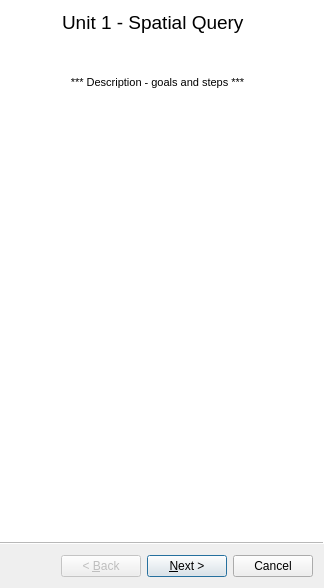
Above: unit_1_wizard.ui from Charlotteg/QGISforSchools before the change. Below: the same form after it.
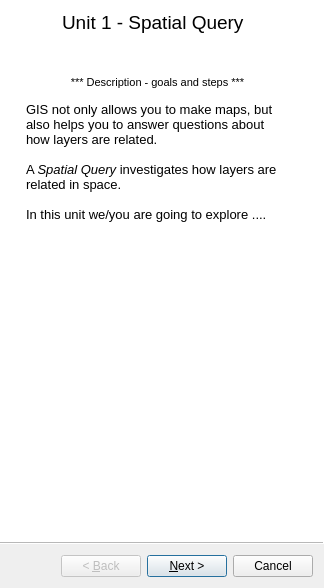
That is the form after the change.

```diff
--- a/unit_1_wizard.ui
+++ b/unit_1_wizard.ui
@@ -67,7 +67,13 @@
 &lt;html&gt;&lt;head&gt;&lt;meta name=&quot;qrichtext&quot; content=&quot;1&quot; /&gt;&lt;style type=&quot;text/css&quot;&gt;
 p, li { white-space: pre-wrap; }
 &lt;/style&gt;&lt;/head&gt;&lt;body style=&quot; font-family:'MS Shell Dlg 2'; font-size:8.25pt; font-weight:400; font-style:normal;&quot;&gt;
-&lt;p align=&quot;center&quot; style=&quot; margin-top:0px; margin-bottom:0px; margin-left:0px; margin-right:0px; -qt-block-indent:0; text-indent:0px;&quot;&gt;&lt;span style=&quot; font-size:8pt;&quot;&gt;*** Description - goals and steps ***&lt;/span&gt;&lt;/p&gt;&lt;/body&gt;&lt;/html&gt;</string>
+&lt;p align=&quot;center&quot; style=&quot; margin-top:0px; margin-bottom:0px; margin-left:0px; margin-right:0px; -qt-block-indent:0; text-indent:0px;&quot;&gt;&lt;span style=&quot; font-size:8pt;&quot;&gt;*** Description - goals and steps ***&lt;/span&gt;&lt;/p&gt;
+&lt;p align=&quot;center&quot; style=&quot;-qt-paragraph-type:empty; margin-top:0px; margin-bottom:0px; margin-left:0px; margin-right:0px; -qt-block-indent:0; text-indent:0px; font-size:8pt;&quot;&gt;&lt;br /&gt;&lt;/p&gt;
+&lt;p style=&quot; margin-top:0px; margin-bottom:0px; margin-left:0px; margin-right:0px; -qt-block-indent:0; text-indent:0px;&quot;&gt;&lt;span style=&quot; font-size:10pt;&quot;&gt;GIS not only allows you to make maps, but also helps you to answer questions about how layers are related. &lt;/span&gt;&lt;/p&gt;
+&lt;p style=&quot;-qt-paragraph-type:empty; margin-top:0px; margin-bottom:0px; margin-left:0px; margin-right:0px; -qt-block-indent:0; text-indent:0px; font-size:10pt;&quot;&gt;&lt;br /&gt;&lt;/p&gt;
+&lt;p style=&quot; margin-top:0px; margin-bottom:0px; margin-left:0px; margin-right:0px; -qt-block-indent:0; text-indent:0px;&quot;&gt;&lt;span style=&quot; font-size:10pt;&quot;&gt;A &lt;/span&gt;&lt;span style=&quot; font-size:10pt; font-style:italic;&quot;&gt;Spatial Query&lt;/span&gt;&lt;span style=&quot; font-size:10pt;&quot;&gt; investigates how layers are related in space. &lt;/span&gt;&lt;/p&gt;
+&lt;p style=&quot;-qt-paragraph-type:empty; margin-top:0px; margin-bottom:0px; margin-left:0px; margin-right:0px; -qt-block-indent:0; text-indent:0px; font-size:10pt;&quot;&gt;&lt;br /&gt;&lt;/p&gt;
+&lt;p style=&quot; margin-top:0px; margin-bottom:0px; margin-left:0px; margin-right:0px; -qt-block-indent:0; text-indent:0px;&quot;&gt;&lt;span style=&quot; font-size:10pt;&quot;&gt;In this unit we/you are going to explore ....&lt;/span&gt;&lt;/p&gt;&lt;/body&gt;&lt;/html&gt;</string>
     </property>
    </widget>
   </widget>
```
Left out of the diff: 18 changed lines with no effect on the pictures.
